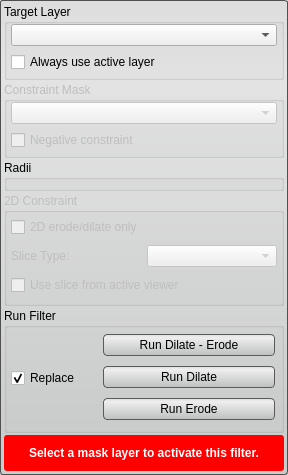
This is src/Interface/ToolInterface/BinarySmoothDilateErodeFilterInterface.ui in jessdtate/Seg3D as Qt 5 draws it before an edit. The edited form follows.
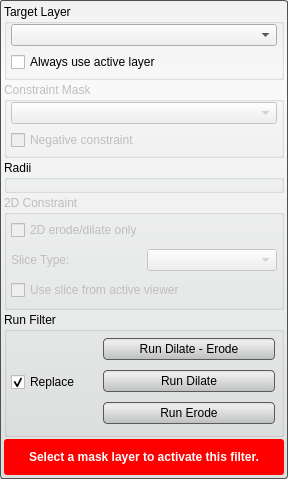
This is the edited form. Custom widgets are drawn as their Qt base class.

What changed in the file:
```diff
--- a/src/Interface/ToolInterface/BinarySmoothDilateErodeFilterInterface.ui
+++ b/src/Interface/ToolInterface/BinarySmoothDilateErodeFilterInterface.ui
@@ -7,7 +7,7 @@
     <x>0</x>
     <y>0</y>
     <width>288</width>
-    <height>475</height>
+    <height>479</height>
    </rect>
   </property>
   <property name="sizePolicy">
@@ -23,7 +23,7 @@
    <string notr="true">QWidget#BinarySmoothDilateErodeFilterInterface{
 	border-radius: 3px;
 	border: 1px solid rgb(80, 80,80);
-	background-color: qlineargradient(spread:pad, x1:0.5, y1:0, x2:0.5, y2:0.960227, stop:0 rgba(221, 221, 221, 255), stop:0.155779 rgba(228, 228, 228, 255), stop:1 rgba(202, 204, 204, 255));      
+	background-color: qlineargradient(spread:pad, x1:0.5, y1:0, x2:0.5, y2:0.960227, stop:0 rgba(241, 241, 241, 255), stop:0.155779 rgba(250, 250, 250, 255), stop:1 rgba(222, 224, 224, 255));      
 }
 
 QPushButton{
@@ -224,7 +224,7 @@
      </property>
      <layout class="QVBoxLayout" name="verticalLayout_5">
       <property name="spacing">
-       <number>0</number>
+       <number>4</number>
       </property>
       <property name="leftMargin">
        <number>4</number>
```
